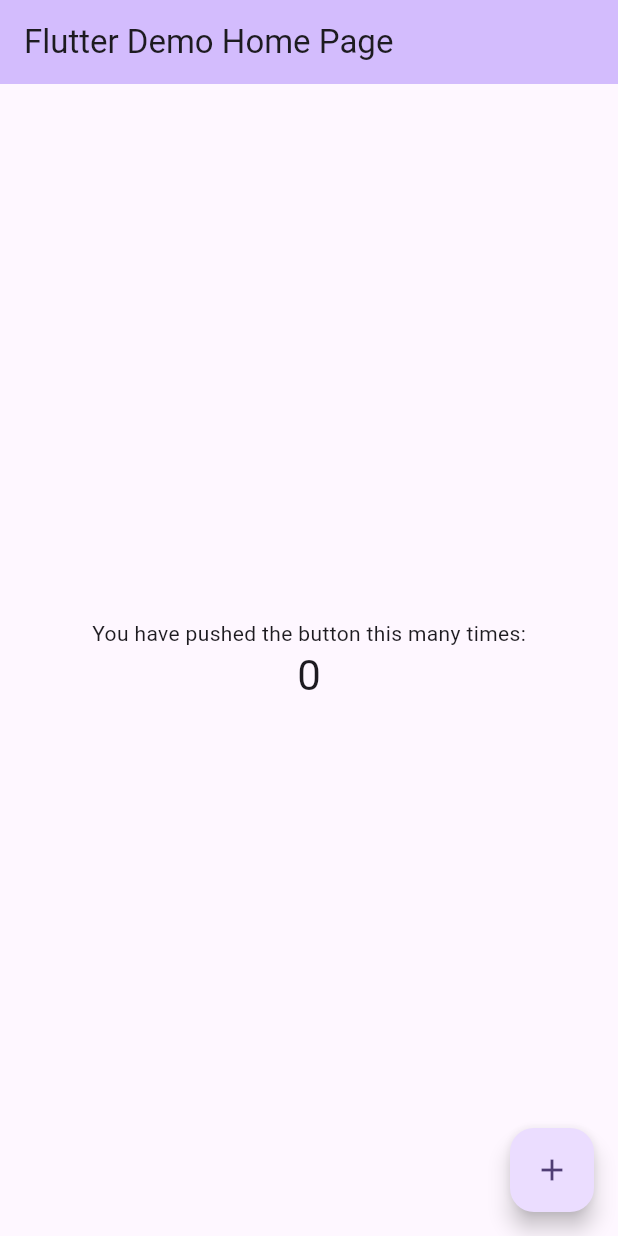
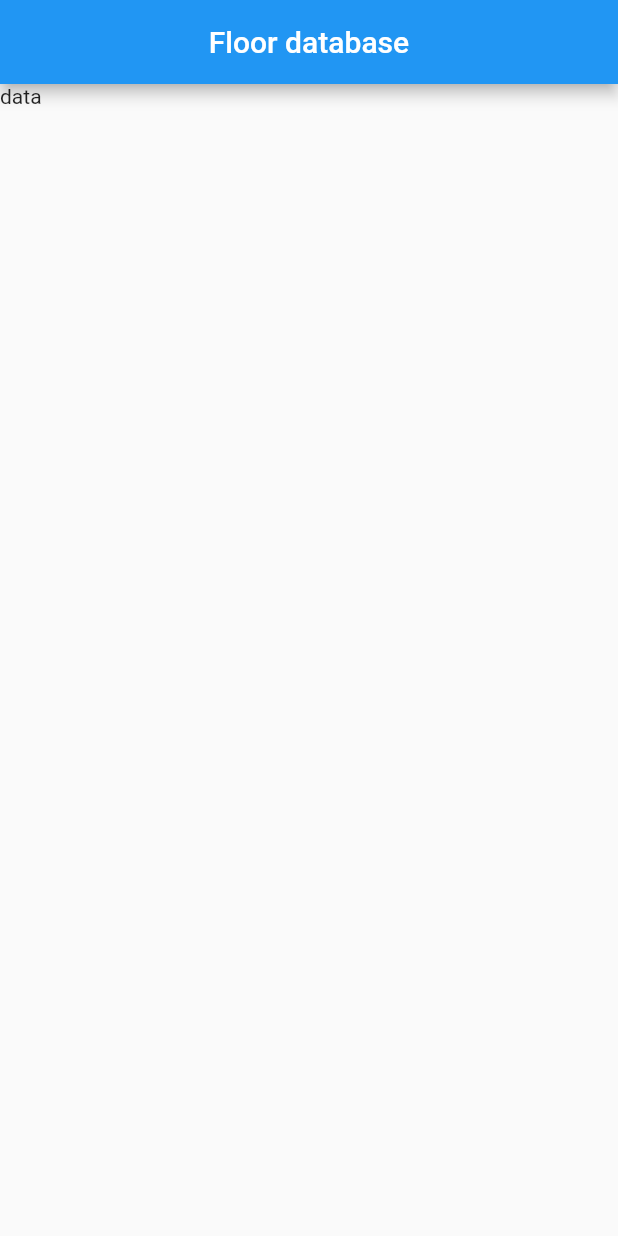
Before and after one commit to Pradipjadav05/floor_database, a Flutter app: the screen it shows after launch, on a phone screen of 412 x 824 dp. Run offline on Flutter 3.47's test engine with Material 2 defaults, Android fonts, the phone set to English and light mode, and no system bars.

Commit message:
first commit

```diff
--- /dev/null
+++ b/lib/home_screen.dart
@@ -0,0 +1,20 @@
+import 'package:flutter/material.dart';
+
+class HomeScreen extends StatelessWidget {
+  const HomeScreen({super.key});
+
+  @override
+  Widget build(BuildContext context) {
+    return Scaffold(
+      appBar: AppBar(
+        title: const Text("Floor database"),
+        centerTitle: true,
+      ),
+      body: const Column(
+        children: [
+          Text("data"),
+        ],
+      ),
+    );
+  }
+}
--- a/lib/main.dart
+++ b/lib/main.dart
@@ -1,4 +1,6 @@
-import 'package:flutter/material.dart';
+import "package:flutter/material.dart";
+
+import "home_screen.dart";
 
 void main() {
   runApp(const MyApp());
@@ -7,119 +9,11 @@ void main() {
 class MyApp extends StatelessWidget {
   const MyApp({super.key});
 
-  // This widget is the root of your application.
   @override
   Widget build(BuildContext context) {
-    return MaterialApp(
-      title: 'Flutter Demo',
-      theme: ThemeData(
-        // This is the theme of your application.
-        //
-        // TRY THIS: Try running your application with "flutter run". You'll see
-        // the application has a blue toolbar. Then, without quitting the app,
-        // try changing the seedColor in the colorScheme below to Colors.green
-        // and then invoke "hot reload" (save your changes or press the "hot
-        // reload" button in a Flutter-supported IDE, or press "r" if you used
-        // the command line to start the app).
-        //
-        // Notice that the counter didn't reset back to zero; the application
-        // state is not lost during the reload. To reset the state, use hot
-        // restart instead.
-        //
-        // This works for code too, not just values: Most code changes can be
-        // tested with just a hot reload.
-        colorScheme: ColorScheme.fromSeed(seedColor: Colors.deepPurple),
-        useMaterial3: true,
-      ),
-      home: const MyHomePage(title: 'Flutter Demo Home Page'),
+    return const MaterialApp(
+      title: "Floor database",
+      home: HomeScreen(),
     );
   }
 }
-
-class MyHomePage extends StatefulWidget {
-  const MyHomePage({super.key, required this.title});
-
-  // This widget is the home page of your application. It is stateful, meaning
-  // that it has a State object (defined below) that contains fields that affect
-  // how it looks.
-
-  // This class is the configuration for the state. It holds the values (in this
-  // case the title) provided by the parent (in this case the App widget) and
-  // used by the build method of the State. Fields in a Widget subclass are
-  // always marked "final".
-
-  final String title;
-
-  @override
-  State<MyHomePage> createState() => _MyHomePageState();
-}
-
-class _MyHomePageState extends State<MyHomePage> {
-  int _counter = 0;
-
-  void _incrementCounter() {
-    setState(() {
-      // This call to setState tells the Flutter framework that something has
-      // changed in this State, which causes it to rerun the build method below
-      // so that the display can reflect the updated values. If we changed
-      // _counter without calling setState(), then the build method would not be
-      // called again, and so nothing would appear to happen.
-      _counter++;
-    });
-  }
-
-  @override
-  Widget build(BuildContext context) {
-    // This method is rerun every time setState is called, for instance as done
-    // by the _incrementCounter method above.
-    //
-    // The Flutter framework has been optimized to make rerunning build methods
-    // fast, so that you can just rebuild anything that needs updating rather
-    // than having to individually change instances of widgets.
-    return Scaffold(
-      appBar: AppBar(
-        // TRY THIS: Try changing the color here to a specific color (to
-        // Colors.amber, perhaps?) and trigger a hot reload to see the AppBar
-        // change color while the other colors stay the same.
-        backgroundColor: Theme.of(context).colorScheme.inversePrimary,
-        // Here we take the value from the MyHomePage object that was created by
-        // the App.build method, and use it to set our appbar title.
-        title: Text(widget.title),
-      ),
-      body: Center(
-        // Center is a layout widget. It takes a single child and positions it
-        // in the middle of the parent.
-        child: Column(
-          // Column is also a layout widget. It takes a list of children and
-          // arranges them vertically. By default, it sizes itself to fit its
-          // children horizontally, and tries to be as tall as its parent.
-          //
-          // Column has various properties to control how it sizes itself and
-          // how it positions its children. Here we use mainAxisAlignment to
-          // center the children vertically; the main axis here is the vertical
-          // axis because Columns are vertical (the cross axis would be
-          // horizontal).
-          //
-          // TRY THIS: Invoke "debug painting" (choose the "Toggle Debug Paint"
-          // action in the IDE, or press "p" in the console), to see the
-          // wireframe for each widget.
-          mainAxisAlignment: MainAxisAlignment.center,
-          children: <Widget>[
-            const Text(
-              'You have pushed the button this many times:',
-            ),
-            Text(
-              '$_counter',
-              style: Theme.of(context).textTheme.headlineMedium,
-            ),
-          ],
-        ),
-      ),
-      floatingActionButton: FloatingActionButton(
-        onPressed: _incrementCounter,
-        tooltip: 'Increment',
-        child: const Icon(Icons.add),
-      ), // This trailing comma makes auto-formatting nicer for build methods.
-    );
-  }
-}
```
